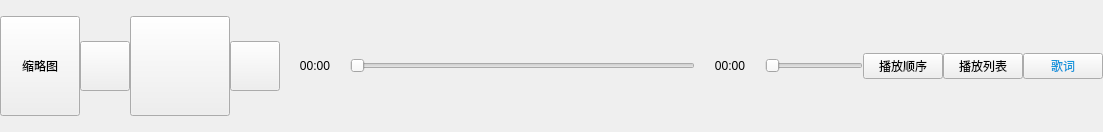
Qt form src/view/playfuncview.ui (zhichao10086/MusicPlayer) before a commit.
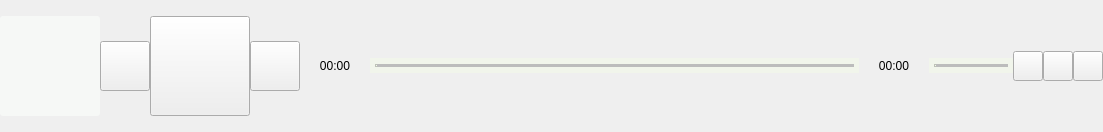
The same form after that commit. Icons and pictures are not drawn. Custom widgets are drawn as their Qt base class.

```diff
--- a/src/view/playfuncview.ui
+++ b/src/view/playfuncview.ui
@@ -51,13 +51,26 @@
        <item>
         <widget class="QPushButton" name="btnMusicDetial">
          <property name="sizePolicy">
-          <sizepolicy hsizetype="Minimum" vsizetype="Preferred">
+          <sizepolicy hsizetype="Fixed" vsizetype="Fixed">
            <horstretch>0</horstretch>
            <verstretch>0</verstretch>
           </sizepolicy>
          </property>
+         <property name="minimumSize">
+          <size>
+           <width>100</width>
+           <height>100</height>
+          </size>
+         </property>
+         <property name="styleSheet">
+          <string notr="true">QPushButton{
+border-radius :3px;
+	background-color: rgb(252, 255, 251,150);
+
+}</string>
+         </property>
          <property name="text">
-          <string>缩略图</string>
+          <string/>
          </property>
         </widget>
        </item>
@@ -135,7 +148,10 @@
       </layout>
      </item>
      <item>
-      <layout class="QHBoxLayout" name="horizontalLayout_3" stretch="0,14,0,4,0,0,0">
+      <layout class="QHBoxLayout" name="horizontalLayout_3" stretch="0,1,0,0,0,0,0">
+       <property name="spacing">
+        <number>0</number>
+       </property>
        <property name="bottomMargin">
         <number>0</number>
        </property>
@@ -147,6 +163,12 @@
            <height>0</height>
           </size>
          </property>
+         <property name="maximumSize">
+          <size>
+           <width>70</width>
+           <height>16777215</height>
+          </size>
+         </property>
          <property name="text">
           <string>00:00</string>
          </property>
@@ -157,6 +179,49 @@
        </item>
        <item>
         <widget class="QSlider" name="timeSlider">
+         <property name="minimumSize">
+          <size>
+           <width>0</width>
+           <height>0</height>
+          </size>
+         </property>
+         <property name="maximumSize">
+          <size>
+           <width>16777215</width>
+           <height>16777215</height>
+          </size>
+         </property>
+         <property name="styleSheet">
+          <string notr="true">
+QSlider{
+border-color: #bcbcbc;
+background-color: rgb(245, 255, 229,100);
+}
+
+QSlider::groove:horizontal {                                
+     border: 1px solid #999999;                             
+     height: 1px;                                           
+    margin: 0px 0;                                         
+     left: 5px; right: 5px; 
+ }
+
+QSlider::handle:horizontal {                               
+     border: 0px ;                           
+     
+	border-image: url(:/images/icon/images/圆形.png);
+     width: 15px;                                           
+     margin: -7px -7px -7px -7px;                  
+} 
+
+QSlider::add-page:horizontal{
+background: qlineargradient(spread:pad, x1:0, y1:1, x2:0, y2:0, stop:0 #bcbcbc, stop:0.25 #bcbcbc, stop:0.5 #bcbcbc, stop:1 #bcbcbc); 
+
+}
+
+QSlider::sub-page:horizontal{                               
+ background: qlineargradient(spread:pad, x1:0, y1:1, x2:0, y2:0, stop:0 rgb(245, 255, 229,100), stop:0.25 rgb(245, 255, 229,100), stop:0.5 rgb(245, 255, 229,100), stop:1 rgb(245, 255, 229,100));                     
+}</string>
+         </property>
          <property name="orientation">
           <enum>Qt::Horizontal</enum>
          </property>
@@ -170,6 +235,12 @@
            <height>0</height>
           </size>
          </property>
+         <property name="maximumSize">
+          <size>
+           <width>70</width>
+           <height>16777215</height>
+          </size>
+         </property>
          <property name="text">
           <string>00:00</string>
          </property>
@@ -180,8 +251,42 @@
        </item>
        <item>
         <widget class="QSlider" name="volumeSlider">
+         <property name="maximumSize">
+          <size>
+           <width>100</width>
+           <height>16777215</height>
+          </size>
+         </property>
          <property name="styleSheet">
-          <string notr="true"/>
+          <string notr="true">
+QSlider{
+border-color: #bcbcbc;
+background-color: rgb(245, 255, 229,100);
+}
+
+QSlider::groove:horizontal {                                
+     border: 1px solid #999999;                             
+     height: 1px;                                           
+    margin: 0px 0;                                         
+     left: 5px; right: 5px; 
+ }
+
+QSlider::handle:horizontal {                               
+     border: 0px ;                           
+     
+	border-image: url(:/images/icon/images/圆形.png);
+     width: 15px;                                           
+     margin: -7px -7px -7px -7px;                  
+} 
+
+QSlider::add-page:horizontal{
+background: qlineargradient(spread:pad, x1:0, y1:1, x2:0, y2:0, stop:0 #bcbcbc, stop:0.25 #bcbcbc, stop:0.5 #bcbcbc, stop:1 #bcbcbc); 
+
+}
+
+QSlider::sub-page:horizontal{                               
+ background: qlineargradient(spread:pad, x1:0, y1:1, x2:0, y2:0, stop:0 rgb(245, 255, 229,100), stop:0.25 rgb(245, 255, 229,100), stop:0.5 rgb(245, 255, 229,100), stop:1 rgb(245, 255, 229,100));                     
+}</string>
          </property>
          <property name="orientation">
           <enum>Qt::Horizontal</enum>
@@ -190,26 +295,115 @@
        </item>
        <item>
         <widget class="QMenuButton" name="btnPlayMode">
+         <property name="sizePolicy">
+          <sizepolicy hsizetype="Fixed" vsizetype="Fixed">
+           <horstretch>0</horstretch>
+           <verstretch>0</verstretch>
+          </sizepolicy>
+         </property>
+         <property name="minimumSize">
+          <size>
+           <width>30</width>
+           <height>30</height>
+          </size>
+         </property>
+         <property name="maximumSize">
+          <size>
+           <width>30</width>
+           <height>30</height>
+          </size>
+         </property>
+         <property name="styleSheet">
+          <string notr="true">
+QPushButton{
+border-image: url(:/images/icon/images/列表顺序.png);
+}
+QPushButton:hover{
+border-image: url(:/images/icon/images/列表顺序(1).png);
+}</string>
+         </property>
          <property name="text">
-          <string>播放顺序</string>
+          <string/>
+         </property>
+         <property name="iconSize">
+          <size>
+           <width>25</width>
+           <height>25</height>
+          </size>
          </property>
         </widget>
        </item>
        <item>
         <widget class="QPushButton" name="btnPlaySheet">
+         <property name="sizePolicy">
+          <sizepolicy hsizetype="Fixed" vsizetype="Fixed">
+           <horstretch>0</horstretch>
+           <verstretch>0</verstretch>
+          </sizepolicy>
+         </property>
+         <property name="minimumSize">
+          <size>
+           <width>30</width>
+           <height>30</height>
+          </size>
+         </property>
+         <property name="maximumSize">
+          <size>
+           <width>30</width>
+           <height>30</height>
+          </size>
+         </property>
+         <property name="styleSheet">
+          <string notr="true">QPushButton{
+
+border-image: url(:/images/icon/images/音乐列表.png);
+}
+QPushButton:hover{
+border-image: url(:/images/icon/images/音乐列表(1).png);
+}</string>
+         </property>
          <property name="text">
-          <string>播放列表</string>
+          <string/>
+         </property>
+         <property name="iconSize">
+          <size>
+           <width>25</width>
+           <height>25</height>
+          </size>
          </property>
         </widget>
        </item>
        <item>
         <widget class="QPushButton" name="btnLyrics">
+         <property name="sizePolicy">
+          <sizepolicy hsizetype="Fixed" vsizetype="Fixed">
+           <horstretch>0</horstretch>
+           <verstretch>0</verstretch>
+          </sizepolicy>
+         </property>
+         <property name="minimumSize">
+          <size>
+           <width>30</width>
+           <height>30</height>
+          </size>
+         </property>
+         <property name="maximumSize">
+          <size>
+           <width>30</width>
+           <height>30</height>
+          </size>
+         </property>
          <property name="styleSheet">
-          <string notr="true">
-color: rgb(18, 150, 219);</string>
+          <string notr="true">QPushButton{
+
+	border-image: url(:/images/icon/images/词 (3).png);
+}
+QPushButton:hover{
+border-image: url(:/images/icon/images/词 (2).png);
+}</string>
          </property>
          <property name="text">
-          <string>歌词</string>
+          <string/>
          </property>
         </widget>
        </item>
```
Left out of the diff: 25 changed lines with no effect on the pictures.
